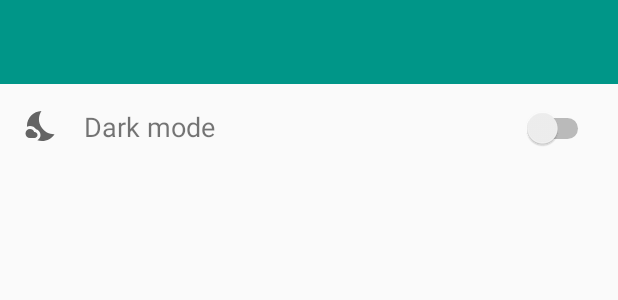
After one commit to papashirogane/DodoApp, an Android app: the layout activity_settings.xml on its own in the app's theme, with its tools: preview values and no code run, on a phone screen of 412 x 824 dp. The commit adds this screen. Shown: the top 300 px of the screen. Run offline under Robolectric (Android 15) with nearby library versions, the phone set to English and light mode, and no system bars.

Commit message:
Set up basic SettingsActivity with (unimplemented) dark mode toggle.

```diff
--- a/app/src/main/AndroidManifest.xml
+++ b/app/src/main/AndroidManifest.xml
@@ -9,7 +9,8 @@
         android:roundIcon="@mipmap/ic_launcher_round"
         android:supportsRtl="true"
         android:theme="@style/Theme.AppCompat.Light.NoActionBar">
-        <activity android:name=".Edit2Activity"></activity>
+        <activity android:name=".SettingsActivity"/>
+        <activity android:name=".Edit2Activity" />
         <activity android:name=".Edit1Activity" />
         <activity android:name=".DeleteActivity" />
         <activity android:name=".BaseActivity" />
--- a/app/src/main/java/com/example/learnandroid/BaseActivity.java
+++ b/app/src/main/java/com/example/learnandroid/BaseActivity.java
@@ -45,6 +45,10 @@ public class BaseActivity extends AppCompatActivity {
                 startActivity(MainActivity.makeIntent(BaseActivity.this));
                 finish();
                 break;
+            case R.id.settings:
+                startActivity(SettingsActivity.makeIntent(BaseActivity.this));
+                finish();
+                break;
             default:
                 break;
         }
--- /dev/null
+++ b/app/src/main/res/drawable/ic_night.xml
@@ -0,0 +1,13 @@
+<vector xmlns:android="http://schemas.android.com/apk/res/android"
+    android:width="24dp"
+    android:height="24dp"
+    android:viewportWidth="24"
+    android:viewportHeight="24"
+    android:tint="?attr/colorControlNormal">
+  <path
+      android:fillColor="@android:color/white"
+      android:pathData="M11.1,12.08C8.77,7.57 10.6,3.6 11.63,2.01C6.27,2.2 1.98,6.59 1.98,12c0,0.14 0.02,0.28 0.02,0.42C2.62,12.15 3.29,12 4,12c1.66,0 3.18,0.83 4.1,2.15C9.77,14.63 11,16.17 11,18c0,1.52 -0.87,2.83 -2.12,3.51c0.98,0.32 2.03,0.5 3.11,0.5c3.5,0 6.58,-1.8 8.37,-4.52C18,17.72 13.38,16.52 11.1,12.08z"/>
+  <path
+      android:fillColor="@android:color/white"
+      android:pathData="M7,16l-0.18,0C6.4,14.84 5.3,14 4,14c-1.66,0 -3,1.34 -3,3s1.34,3 3,3c0.62,0 2.49,0 3,0c1.1,0 2,-0.9 2,-2C9,16.9 8.1,16 7,16z"/>
+</vector>
--- /dev/null
+++ b/app/src/main/res/layout/activity_settings.xml
@@ -0,0 +1,54 @@
+<?xml version="1.0" encoding="utf-8"?>
+<androidx.constraintlayout.widget.ConstraintLayout xmlns:android="http://schemas.android.com/apk/res/android"
+    xmlns:app="http://schemas.android.com/apk/res-auto"
+    xmlns:tools="http://schemas.android.com/tools"
+    android:layout_width="match_parent"
+    android:layout_height="match_parent"
+    tools:context=".SettingsActivity">
+
+    <androidx.appcompat.widget.Toolbar
+        android:id="@+id/toolbarSettings"
+        android:layout_width="0dp"
+        android:layout_height="?attr/actionBarSize"
+        android:background="#009688"
+        android:minHeight="?attr/actionBarSize"
+        android:theme="?attr/actionBarTheme"
+        app:layout_constraintEnd_toEndOf="parent"
+        app:layout_constraintStart_toStartOf="parent"
+        app:layout_constraintTop_toTopOf="parent" />
+
+    <TextView
+        android:id="@+id/txtDarkMode"
+        android:layout_width="wrap_content"
+        android:layout_height="wrap_content"
+        android:layout_marginStart="16dp"
+        android:layout_marginLeft="16dp"
+        android:layout_marginTop="16dp"
+        android:text="Dark mode"
+        android:textSize="18sp"
+        app:layout_constraintStart_toEndOf="@+id/imageView"
+        app:layout_constraintTop_toBottomOf="@+id/toolbarSettings" />
+
+    <ImageView
+        android:id="@+id/imageView"
+        android:layout_width="wrap_content"
+        android:layout_height="wrap_content"
+        android:layout_marginStart="16dp"
+        android:layout_marginLeft="16dp"
+        android:layout_marginTop="16dp"
+        app:layout_constraintStart_toStartOf="parent"
+        app:layout_constraintTop_toBottomOf="@+id/toolbarSettings"
+        app:srcCompat="@drawable/ic_night"
+        tools:ignore="VectorDrawableCompat" />
+
+    <Switch
+        android:id="@+id/switchDark"
+        android:layout_width="wrap_content"
+        android:layout_height="wrap_content"
+        android:layout_marginEnd="16dp"
+        android:layout_marginRight="16dp"
+        android:checked="false"
+        app:layout_constraintEnd_toEndOf="parent"
+        app:layout_constraintTop_toTopOf="@+id/txtDarkMode" />
+
+</androidx.constraintlayout.widget.ConstraintLayout>
--- a/app/src/main/res/values/strings.xml
+++ b/app/src/main/res/values/strings.xml
@@ -19,4 +19,5 @@
     <string name="add_hintName">Ex: John Dodo</string>
     <string name="name_of_dodo">Name of dodo</string>
     <string name="mass_kg">Mass [kg]</string>
+    <string name="about">About</string>
 </resources>
```
Also changed, not shown: app/src/main/java/com/example/learnandroid/SettingsActivity.java (added, +43 -0 lines), app/src/main/res/drawable/ic_info.xml (added, +10 -0 lines), app/src/main/res/menu/menu_dodo_list.xml (+6 -3 lines).
